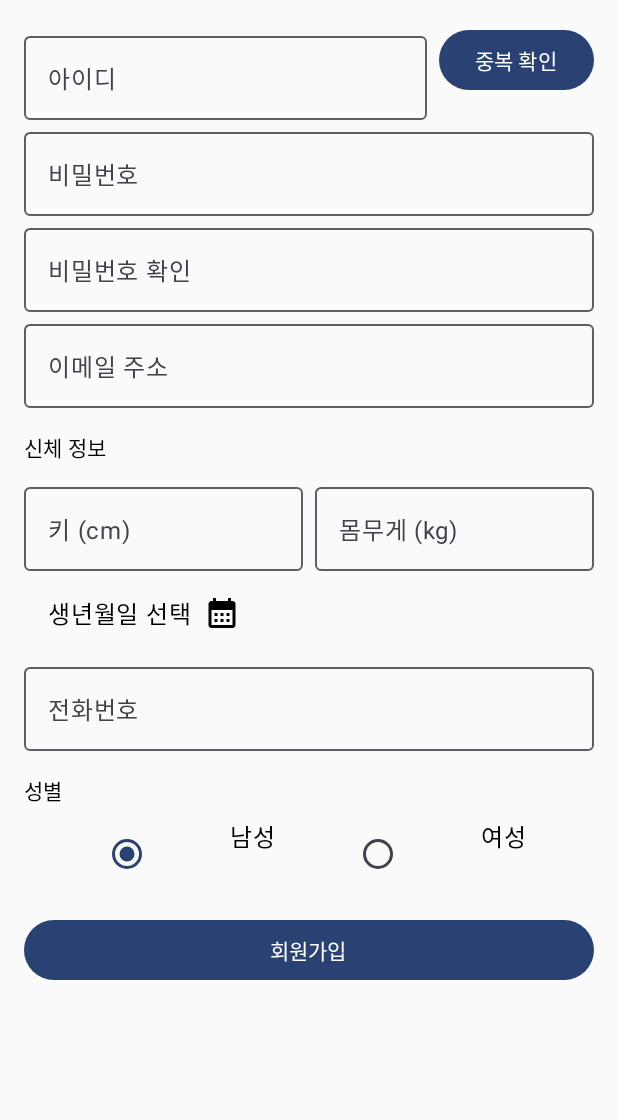
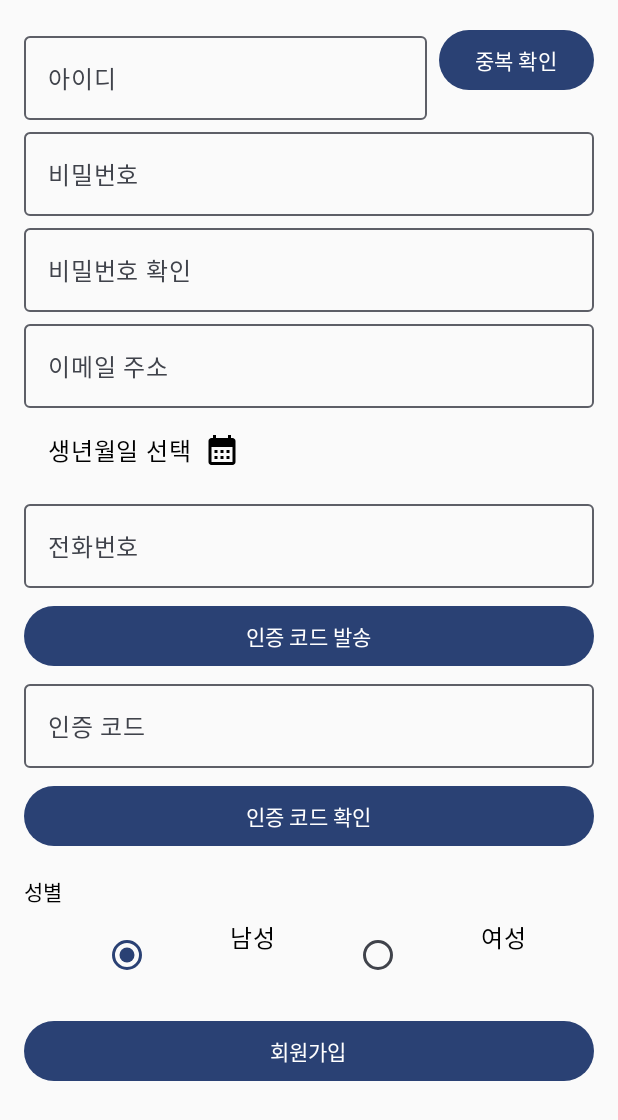
Before and after one commit to CJ-Logitics-Health-Care/smartworker-android, an Android app built with Jetpack Compose: the screen it shows after launch (MainActivity), on a phone screen of 412 x 824 dp. Shown: the top 1120 px of the screen. Run offline under Robolectric (Android 15) with nearby library versions, the phone set to English and light mode, and no system bars; our stand-ins replace Dagger/Hilt's generated code.

Commit message:
feature : 전화번호 인증 및 확인 기능 완료

```diff
--- a/app/build.gradle.kts
+++ b/app/build.gradle.kts
@@ -122,6 +122,7 @@ dependencies {
 
     implementation(libs.hilt.core)
     ksp(libs.hilt.compiler)
+    implementation("androidx.hilt:hilt-navigation-compose:1.2.0")
 
     //pagination
     implementation(libs.paging.runtime)
--- a/app/src/main/AndroidManifest.xml
+++ b/app/src/main/AndroidManifest.xml
@@ -2,12 +2,14 @@
 <manifest xmlns:android="http://schemas.android.com/apk/res/android"
     xmlns:tools="http://schemas.android.com/tools">
 
+    <uses-permission android:name="android.permission.INTERNET" />
+
     <application
+        android:name=".MyApplication"
         android:allowBackup="true"
         android:dataExtractionRules="@xml/data_extraction_rules"
         android:fullBackupContent="@xml/backup_rules"
         android:icon="@mipmap/ic_launcher"
-        android:name=".MyApplication"
         android:label="@string/app_name"
         android:roundIcon="@mipmap/ic_launcher_round"
         android:supportsRtl="true"
--- a/app/src/main/java/com/devjsg/cj_logistics_future_technology/di/NetworkModule.kt
+++ b/app/src/main/java/com/devjsg/cj_logistics_future_technology/di/NetworkModule.kt
@@ -21,6 +21,7 @@ import javax.inject.Singleton
 @Module
 @InstallIn(SingletonComponent::class)
 object NetworkModule {
+
     @Provides
     @Singleton
     fun provideHttpClient(): HttpClient {
@@ -49,7 +50,6 @@ object NetworkModule {
 
             defaultRequest {
                 headers.append("Accept", "application/json")
-                headers.append("Content-Type", "application/json")
             }
         }
     }
--- a/app/src/main/java/com/devjsg/cj_logistics_future_technology/presentation/auth/signUpScreen.kt
+++ b/app/src/main/java/com/devjsg/cj_logistics_future_technology/presentation/auth/signUpScreen.kt
@@ -1,6 +1,7 @@
 package com.devjsg.cj_logistics_future_technology.presentation.auth
 
 import android.annotation.SuppressLint
+import android.util.Log
 import androidx.compose.foundation.layout.Arrangement
 import androidx.compose.foundation.layout.Column
 import androidx.compose.foundation.layout.Row
@@ -13,38 +14,45 @@ import androidx.compose.foundation.rememberScrollState
 import androidx.compose.foundation.text.KeyboardOptions
 import androidx.compose.foundation.verticalScroll
 import androidx.compose.material3.Button
+import androidx.compose.material3.CircularProgressIndicator
 import androidx.compose.material3.MaterialTheme
 import androidx.compose.material3.OutlinedTextField
 import androidx.compose.material3.RadioButton
 import androidx.compose.material3.Text
 import androidx.compose.runtime.Composable
+import androidx.compose.runtime.collectAsState
 import androidx.compose.runtime.derivedStateOf
 import androidx.compose.runtime.getValue
 import androidx.compose.runtime.mutableStateOf
 import androidx.compose.runtime.remember
 import androidx.compose.runtime.setValue
 import androidx.compose.ui.Modifier
+import androidx.compose.ui.platform.LocalContext
 import androidx.compose.ui.text.input.KeyboardType
 import androidx.compose.ui.text.input.PasswordVisualTransformation
 import androidx.compose.ui.unit.dp
+import androidx.hilt.navigation.compose.hiltViewModel
+import com.devjsg.cj_logistics_future_technology.presentation.viewmodel.MemberViewModel
 import java.util.regex.Pattern
 
 @SuppressLint("UnrememberedMutableState")
 @Composable
-fun SignUpScreen() {
+fun SignUpScreen(viewModel: MemberViewModel = hiltViewModel<MemberViewModel>()) {
     var username by remember { mutableStateOf("") }
     var password by remember { mutableStateOf("") }
     var confirmPassword by remember { mutableStateOf("") }
     var email by remember { mutableStateOf("") }
-    var height by remember { mutableStateOf("") }
-    var weight by remember { mutableStateOf("") }
     var birthDate by remember { mutableStateOf("") }
-    var phoneNumber by remember { mutableStateOf("") }
+    val phoneNumber by viewModel.phoneState.collectAsState()
+    val approvalCode by viewModel.approvalCodeState.collectAsState()
+    val uiState by viewModel.uiState.collectAsState()
     var gender by remember { mutableStateOf("Male") }
 
     val passwordRegex = "^(?=.*[A-Za-z])(?=.*\\d)(?=.*[@\$!%*?&])[A-Za-z\\d@\$!%*?&]{8,}$"
     val isPasswordValid by derivedStateOf { Pattern.matches(passwordRegex, password) }
     val doPasswordsMatch by derivedStateOf { password == confirmPassword }
+
+    val context = LocalContext.current
 
     Column(
         modifier = Modifier
@@ -104,42 +112,55 @@ fun SignUpScreen() {
             modifier = Modifier.fillMaxWidth(),
             keyboardOptions = KeyboardOptions(keyboardType = KeyboardType.Email)
         )
-        Text(
-            text = "신체 정보",
-            style = MaterialTheme.typography.bodyMedium,
-            modifier = Modifier.padding(top = 16.dp, bottom = 8.dp)
-        )
-        Row(
-            modifier = Modifier.fillMaxWidth(),
-            horizontalArrangement = Arrangement.SpaceBetween
-        ) {
-            OutlinedTextField(
-                value = height,
-                onValueChange = { height = it },
-                label = { Text("키 (cm)") },
-                modifier = Modifier.weight(1f),
-                keyboardOptions = KeyboardOptions(keyboardType = KeyboardType.Decimal)
-            )
-            Spacer(modifier = Modifier.width(8.dp))
-            OutlinedTextField(
-                value = weight,
-                onValueChange = { weight = it },
-                label = { Text("몸무게 (kg)") },
-                modifier = Modifier.weight(1f),
-                keyboardOptions = KeyboardOptions(keyboardType = KeyboardType.Decimal)
-            )
-        }
         DatePickerIcon(
             date = birthDate,
             onDateSelected = { birthDate = it }
         )
         OutlinedTextField(
             value = phoneNumber,
-            onValueChange = { phoneNumber = it },
+            onValueChange = viewModel::onPhoneChange,
             label = { Text("전화번호") },
+            modifier = Modifier.fillMaxWidth(),
+            keyboardOptions = KeyboardOptions(keyboardType = KeyboardType.Phone)
+        )
+        Button(
+            onClick = { viewModel.sendApprovalCode() },
+            modifier = Modifier
+                .fillMaxWidth()
+                .padding(top = 8.dp)
+        ) {
+            Text("인증 코드 발송")
+        }
+        OutlinedTextField(
+            value = approvalCode,
+            onValueChange = viewModel::onApprovalCodeChange,
+            label = { Text("인증 코드") },
             modifier = Modifier.fillMaxWidth(),
             keyboardOptions = KeyboardOptions(keyboardType = KeyboardType.Number)
         )
+        Button(
+            onClick = { viewModel.approveCode() },
+            modifier = Modifier
+                .fillMaxWidth()
+                .padding(top = 8.dp)
+        ) {
+            Text("인증 코드 확인")
+        }
+
+        when (uiState) {
+            is MemberViewModel.UiState.Loading -> CircularProgressIndicator()
+            is MemberViewModel.UiState.CodeSent -> Text("인증 코드가 발송되었습니다.", color = MaterialTheme.colorScheme.primary)
+            is MemberViewModel.UiState.Approved -> Text("인증이 완료되었습니다.", color = MaterialTheme.colorScheme.primary)
+            is MemberViewModel.UiState.Error -> {
+                Text(
+                    (uiState as MemberViewModel.UiState.Error).message,
+                    color = MaterialTheme.colorScheme.error
+                )
+                Log.d("SignUpScreen", (uiState as MemberViewModel.UiState.Error).message)
+            }
+            else -> {}
+        }
+
         Text(
             text = "성별",
             style = MaterialTheme.typography.bodyMedium,
--- a/gradle/libs.versions.toml
+++ b/gradle/libs.versions.toml
@@ -7,7 +7,7 @@ junitVersion = "1.1.5"
 espressoCore = "3.5.1"
 lifecycleRuntimeKtx = "2.8.2"
 activityCompose = "1.9.0"
-composeBom = "2023.08.00"
+composeBom = "2024.02.00"
 playServicesWearable = "18.0.0"
 composeMaterial = "1.2.1"
 composeFoundation = "1.2.1"
```
Also changed, not shown: app/src/main/java/com/devjsg/cj_logistics_future_technology/MainActivity.kt (+0 -20 lines), app/src/main/java/com/devjsg/cj_logistics_future_technology/data/network/MemberApiService.kt (+12 -6 lines).
